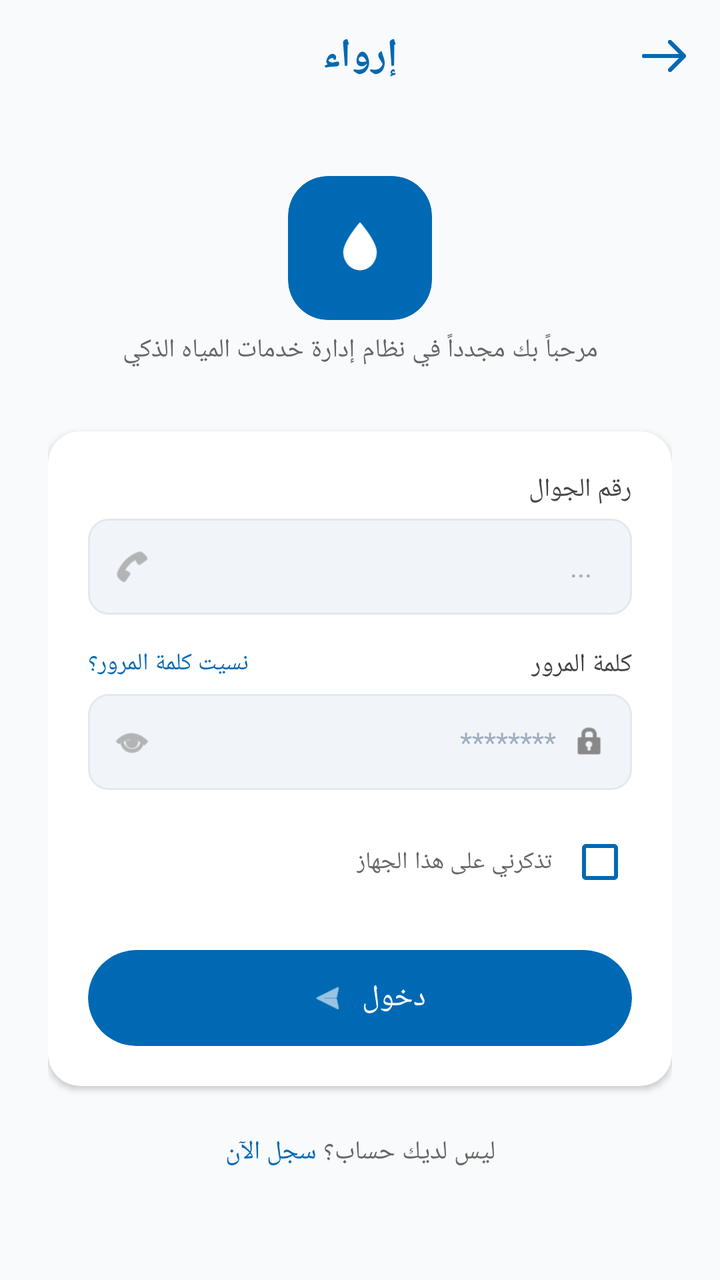
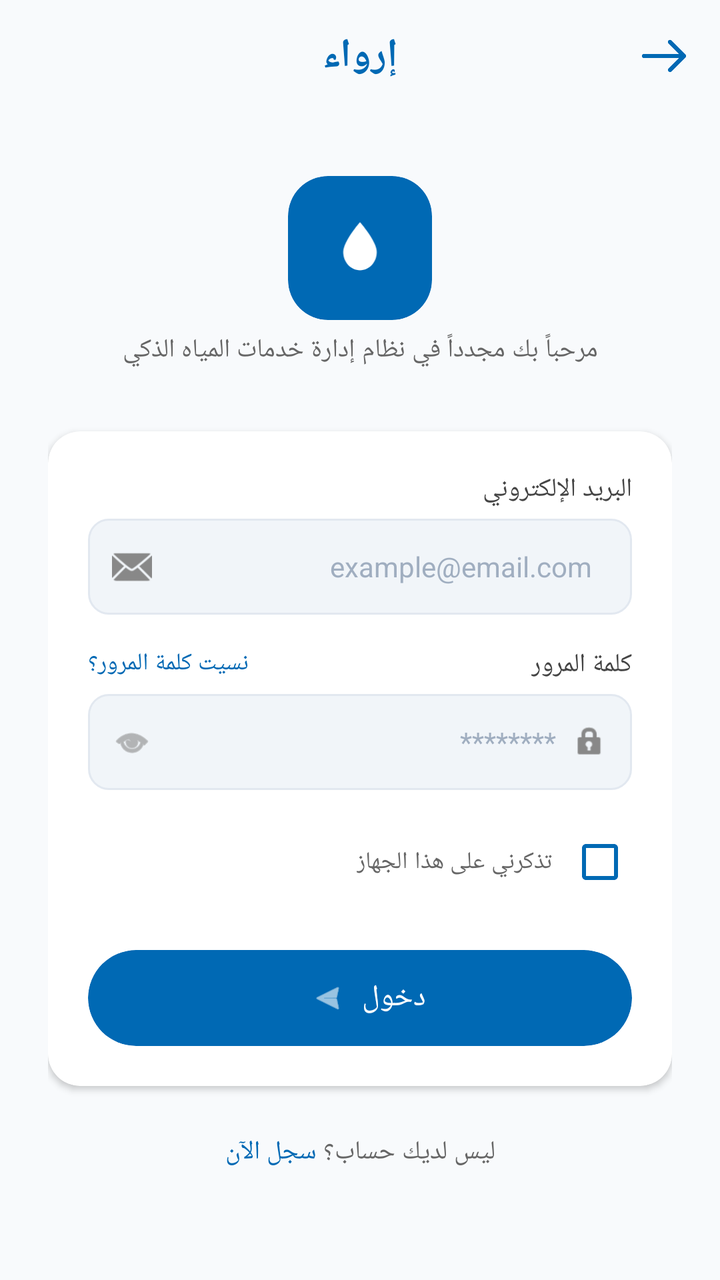

Compare the two renders of this Android layout. The source of the first and the diff that turns it into the second are given below.
<!-- AndroidManifest.xml: application theme Theme.GraduationProject -->
<!-- res/layout/activity_login.xml -->
<?xml version="1.0" encoding="utf-8"?>
<androidx.constraintlayout.widget.ConstraintLayout
    xmlns:android="http://schemas.android.com/apk/res/android"
    xmlns:app="http://schemas.android.com/apk/res-auto"
    xmlns:tools="http://schemas.android.com/tools"
    android:layout_width="match_parent"
    android:layout_height="match_parent"
    android:background="#F8FAFC">

    <RelativeLayout
        android:id="@+id/layoutHeader"
        android:layout_width="match_parent"
        android:layout_height="56dp"
        android:paddingHorizontal="16dp"
        app:layout_constraintTop_toTopOf="parent">



        <TextView
            android:layout_width="wrap_content"
            android:layout_height="wrap_content"
            android:text="إرواء"
            android:textColor="#0069B4"
            android:textSize="20sp"
            android:textStyle="bold"

            android:layout_centerInParent="true" />

        <ImageView
            android:id="@+id/btnBack"
            android:layout_width="24dp"
            android:layout_height="24dp"
            android:layout_alignParentRight="true"
            android:layout_centerVertical="true"
            android:src="@drawable/back"
            app:tint="#0069B4" />
    </RelativeLayout>

    <ScrollView
        android:layout_width="match_parent"
        android:layout_height="0dp"
        app:layout_constraintTop_toBottomOf="@id/layoutHeader"
        app:layout_constraintBottom_toBottomOf="parent"
        android:fillViewport="true">

        <androidx.constraintlayout.widget.ConstraintLayout
            android:layout_width="match_parent"
            android:layout_height="wrap_content"
            android:paddingHorizontal="24dp"
            android:paddingBottom="24dp">

            <androidx.cardview.widget.CardView
                android:id="@+id/cardLogo"
                android:layout_width="72dp"
                android:layout_height="72dp"
                app:cardCornerRadius="20dp"
                app:cardBackgroundColor="#0069B4"
                app:cardElevation="0dp"
                android:layout_marginTop="32dp"
                app:layout_constraintTop_toTopOf="parent"
                app:layout_constraintStart_toStartOf="parent"
                app:layout_constraintEnd_toEndOf="parent">
                <ImageView
                    android:layout_width="32dp"
                    android:layout_height="32dp"
                    android:src="@drawable/ic_water_drop"
                    android:layout_gravity="center"
                    app:tint="#FFFFFF" />
            </androidx.cardview.widget.CardView>



            <TextView
                android:id="@+id/tvWelcome"
                android:layout_width="wrap_content"
                android:layout_height="wrap_content"
                android:layout_marginTop="6dp"

                android:text="مرحباً بك مجدداً في نظام إدارة خدمات المياه الذكي"
                android:textColor="#666666"
                android:textSize="13sp"
                app:layout_constraintEnd_toEndOf="parent"
                app:layout_constraintStart_toStartOf="parent"
                app:layout_constraintTop_toBottomOf="@id/cardLogo" />

            <androidx.cardview.widget.CardView
                android:id="@+id/cardForm"
                android:layout_width="match_parent"
                android:layout_height="wrap_content"
                app:cardCornerRadius="16dp"
                app:cardElevation="2dp"
                app:cardBackgroundColor="#FFFFFF"
                android:layout_marginTop="32dp"
                app:layout_constraintTop_toBottomOf="@id/tvWelcome">

                <LinearLayout
                    android:layout_width="match_parent"
                    android:layout_height="wrap_content"
                    android:orientation="vertical"
                    android:padding="20dp">

                    <TextView
                        android:layout_width="wrap_content"
                        android:layout_height="wrap_content"
                        android:text="رقم الجوال"
                        android:textColor="#444444"
                        android:textSize="13sp"

                        android:layout_gravity="right" />

                    <LinearLayout
                        android:layout_width="match_parent"
                        android:layout_height="48dp"
                        android:orientation="horizontal"
                        android:background="@drawable/bg_input_field"
                        android:layout_marginTop="6dp"
                        android:paddingHorizontal="12dp"
                        android:gravity="center_vertical">

                        <ImageView
                            android:layout_width="20dp"
                            android:layout_height="20dp"
                            android:src="@android:drawable/ic_menu_call"
                            app:tint="#888888" />

                        <EditText
                            android:id="@+id/etEmail"
                            android:layout_width="0dp"
                            android:layout_height="match_parent"
                            android:layout_weight="1"
                            android:background="@null"
                            android:gravity="right|center_vertical"
                            android:hint="..."

                            android:paddingHorizontal="8dp"

                            android:textColor="#222222"
                            android:textColorHint="#A0AEC0"
                            android:textSize="14sp" />
                    </LinearLayout>

                    <RelativeLayout
                        android:layout_width="match_parent"
                        android:layout_height="wrap_content"
                        android:layout_marginTop="16dp">

                        <TextView
                            android:layout_width="wrap_content"
                            android:layout_height="wrap_content"
                            android:text="كلمة المرور"
                            android:textColor="#444444"
                            android:textSize="13sp"
                            android:layout_alignParentRight="true" />

                        <TextView
                            android:id="@+id/tvForgotPassword"
                            android:layout_width="wrap_content"
                            android:layout_height="wrap_content"
                            android:text="نسيت كلمة المرور؟"
                            android:textColor="#0069B4"
                            android:textSize="12sp"
                            android:layout_alignParentLeft="true" />
                    </RelativeLayout>

                    <LinearLayout
                        android:layout_width="match_parent"
                        android:layout_height="48dp"
                        android:orientation="horizontal"
                        android:background="@drawable/bg_input_field"
                        android:layout_marginTop="6dp"
                        android:paddingHorizontal="12dp"
                        android:gravity="center_vertical">

                        <ImageView
                            android:id="@+id/btnTogglePassword"
                            android:layout_width="20dp"
                            android:layout_height="20dp"
                            android:src="@android:drawable/ic_menu_view"
                            app:tint="#888888" />

                        <EditText
                            android:id="@+id/etPassword"
                            android:layout_width="0dp"
                            android:layout_height="match_parent"
                            android:layout_weight="1"
                            android:background="@null"
                            android:hint="********"
                            android:textColorHint="#A0AEC0"
                            android:textColor="#222222"
                            android:textSize="14sp"
                            android:inputType="textPassword"
                            android:gravity="right|center_vertical"
                            android:paddingHorizontal="8dp" />

                        <ImageView
                            android:layout_width="18dp"
                            android:layout_height="18dp"
                            android:src="@android:drawable/ic_lock_idle_lock"
                            app:tint="#888888" />
                    </LinearLayout>

                    <CheckBox
                        android:id="@+id/cbRememberMe"
                        android:layout_width="wrap_content"
                        android:layout_height="wrap_content"
                        android:text="تذكرني على هذا الجهاز"
                        android:textColor="#666666"
                        android:textSize="12sp"
                        android:layout_marginTop="12dp"
                        android:layout_gravity="right"
                        android:layoutDirection="rtl"
                        android:textDirection="rtl"
                        android:buttonTint="#0069B4"
                        android:paddingRight="8dp" />

                    <androidx.cardview.widget.CardView
                        android:id="@+id/btnLogin"
                        android:layout_width="match_parent"
                        android:layout_height="48dp"
                        app:cardCornerRadius="24dp"
                        app:cardBackgroundColor="#0069B4"
                        app:cardElevation="0dp"
                        android:layout_marginTop="20dp">

                        <LinearLayout
                            android:layout_width="wrap_content"
                            android:layout_height="match_parent"
                            android:orientation="horizontal"
                            android:gravity="center"
                            android:layout_gravity="center">

                            <ImageView
                                android:layout_width="18dp"
                                android:layout_height="18dp"
                                android:layout_marginLeft="8dp"
                                android:scaleX="-1"
                                android:src="@android:drawable/ic_menu_send"
                                app:tint="#FFFFFF" />

                            <TextView
                                android:layout_width="wrap_content"
                                android:layout_height="wrap_content"
                                android:text="دخول"
                                android:textColor="#FFFFFF"
                                android:textSize="15sp"
                                android:layout_marginLeft="8dp" />
                        </LinearLayout>
                    </androidx.cardview.widget.CardView>

                </LinearLayout>
            </androidx.cardview.widget.CardView>

            <LinearLayout
                android:id="@+id/layoutSignUpLink"
                android:layout_width="wrap_content"
                android:layout_height="wrap_content"
                android:orientation="horizontal"
                android:layout_marginTop="24dp"
                app:layout_constraintTop_toBottomOf="@id/cardForm"
                app:layout_constraintStart_toStartOf="parent"
                app:layout_constraintEnd_toEndOf="parent">

                <TextView
                    android:id="@+id/tvSignUp"
                    android:layout_width="wrap_content"
                    android:layout_height="wrap_content"
                    android:text="سجل الآن"
                    android:textColor="#0069B4"
                    android:textSize="13sp" />

                <TextView
                    android:layout_width="wrap_content"
                    android:layout_height="wrap_content"
                    android:text="ليس لديك حساب؟ "
                    android:textColor="#666666"
                    android:textSize="13sp" />
            </LinearLayout>



        </androidx.constraintlayout.widget.ConstraintLayout>
    </ScrollView>

</androidx.constraintlayout.widget.ConstraintLayout>
<!-- resources referenced by this layout -->
<resources>
  <!-- drawable back: png bitmap (drawable, 3478 bytes) -->
  <!-- drawable bg_input_field (drawable) -->
  <?xml version="1.0" encoding="utf-8"?>
  <shape xmlns:android="http://schemas.android.com/apk/res/android">
      <solid android:color="#F1F5F9" />
      <corners android:radius="10dp" />
      <stroke android:width="1dp" android:color="#E2E8F0"/>
  </shape>
  <!-- drawable ic_water_drop (drawable) -->
  <vector xmlns:android="http://schemas.android.com/apk/res/android"
      android:width="55dp"
      android:height="70dp"
      android:viewportWidth="24"
      android:viewportHeight="28">
      <path
          android:fillColor="#0069B4"
          android:pathData="M12,2.69C12,2.69 20,11.02 20,15.75C20,20.17 16.42,23.75 12,23.75C7.58,23.75 4,20.17 4,15.75C4,11.02 12,2.69 12,2.69Z" />
      <path
          android:fillColor="#FFFFFF"
          android:pathData="M8,16.5C8,18.5 9.2,19.5 10,19.5"
          android:strokeColor="#FFFFFF"
          android:strokeWidth="1.2"
          android:strokeLineCap="round"/>
  </vector>
  <style name="Theme.GraduationProject" parent="Base.Theme.GraduationProject" />
  <style name="Base.Theme.GraduationProject" parent="Theme.Material3.DayNight.NoActionBar">
          
          
      </style>
</resources>

<!-- the commit's change to res/layout/activity_login.xml (unified diff, before → after) -->
@@ -14,8 +14,6 @@
         android:paddingHorizontal="16dp"
         app:layout_constraintTop_toTopOf="parent">
 
-
-
         <TextView
             android:layout_width="wrap_content"
             android:layout_height="wrap_content"
@@ -23,7 +21,6 @@
             android:textColor="#0069B4"
             android:textSize="20sp"
             android:textStyle="bold"
-
             android:layout_centerInParent="true" />
 
         <ImageView
@@ -68,14 +65,11 @@
                     app:tint="#FFFFFF" />
             </androidx.cardview.widget.CardView>
 
-
-
             <TextView
                 android:id="@+id/tvWelcome"
                 android:layout_width="wrap_content"
                 android:layout_height="wrap_content"
                 android:layout_marginTop="6dp"
-
                 android:text="مرحباً بك مجدداً في نظام إدارة خدمات المياه الذكي"
                 android:textColor="#666666"
                 android:textSize="13sp"
@@ -102,10 +96,9 @@
                     <TextView
                         android:layout_width="wrap_content"
                         android:layout_height="wrap_content"
-                        android:text="رقم الجوال"
+                        android:text="البريد الإلكتروني"
                         android:textColor="#444444"
                         android:textSize="13sp"
-
                         android:layout_gravity="right" />
 
                     <LinearLayout
@@ -120,7 +113,7 @@
                         <ImageView
                             android:layout_width="20dp"
                             android:layout_height="20dp"
-                            android:src="@android:drawable/ic_menu_call"
+                            android:src="@android:drawable/ic_dialog_email"
                             app:tint="#888888" />
 
                         <EditText
@@ -130,13 +123,12 @@
                             android:layout_weight="1"
                             android:background="@null"
                             android:gravity="right|center_vertical"
-                            android:hint="..."
-
+                            android:hint="example@email.com"
                             android:paddingHorizontal="8dp"
-
                             android:textColor="#222222"
                             android:textColorHint="#A0AEC0"
-                            android:textSize="14sp" />
+                            android:textSize="14sp"
+                            android:inputType="textEmailAddress" />
                     </LinearLayout>
 
                     <RelativeLayout
@@ -276,8 +268,6 @@
                     android:textSize="13sp" />
             </LinearLayout>
 
-
-
         </androidx.constraintlayout.widget.ConstraintLayout>
     </ScrollView>
 
